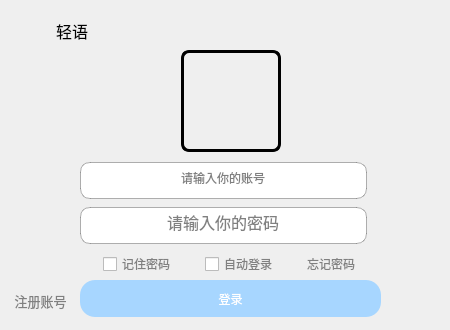
First picture: the form in user/user/login.ui, repository 3432276416/QingYuChat, before the edit.
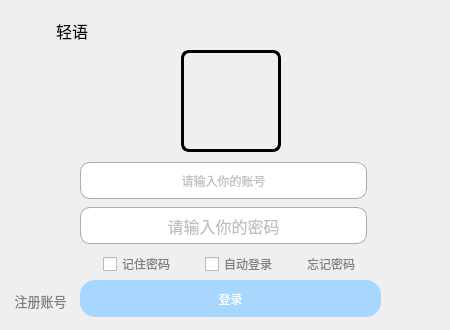
Second picture: the form after the edit.

Patch:
```diff
--- a/user/user/login.ui
+++ b/user/user/login.ui
@@ -179,6 +179,15 @@
 </string>
       </property>
       <property name="text">
+       <string/>
+      </property>
+      <property name="maxLength">
+       <number>12</number>
+      </property>
+      <property name="alignment">
+       <set>Qt::AlignCenter</set>
+      </property>
+      <property name="placeholderText">
        <string>请输入你的账号</string>
       </property>
       <property name="maxLength">
@@ -190,6 +199,9 @@
       <property name="cursorMoveStyle">
        <enum>Qt::VisualMoveStyle</enum>
       </property>
+      <property name="clearButtonEnabled">
+       <bool>false</bool>
+      </property>
      </widget>
     </item>
     <item>
@@ -222,6 +234,15 @@
 </string>
       </property>
       <property name="text">
+       <string/>
+      </property>
+      <property name="maxLength">
+       <number>12</number>
+      </property>
+      <property name="alignment">
+       <set>Qt::AlignCenter</set>
+      </property>
+      <property name="placeholderText">
        <string>请输入你的密码</string>
       </property>
       <property name="maxLength">
@@ -233,6 +254,9 @@
       <property name="cursorMoveStyle">
        <enum>Qt::VisualMoveStyle</enum>
       </property>
+      <property name="clearButtonEnabled">
+       <bool>false</bool>
+      </property>
      </widget>
     </item>
     <item>
```
Left out of the diff: 18 changed lines with no effect on the pictures.
